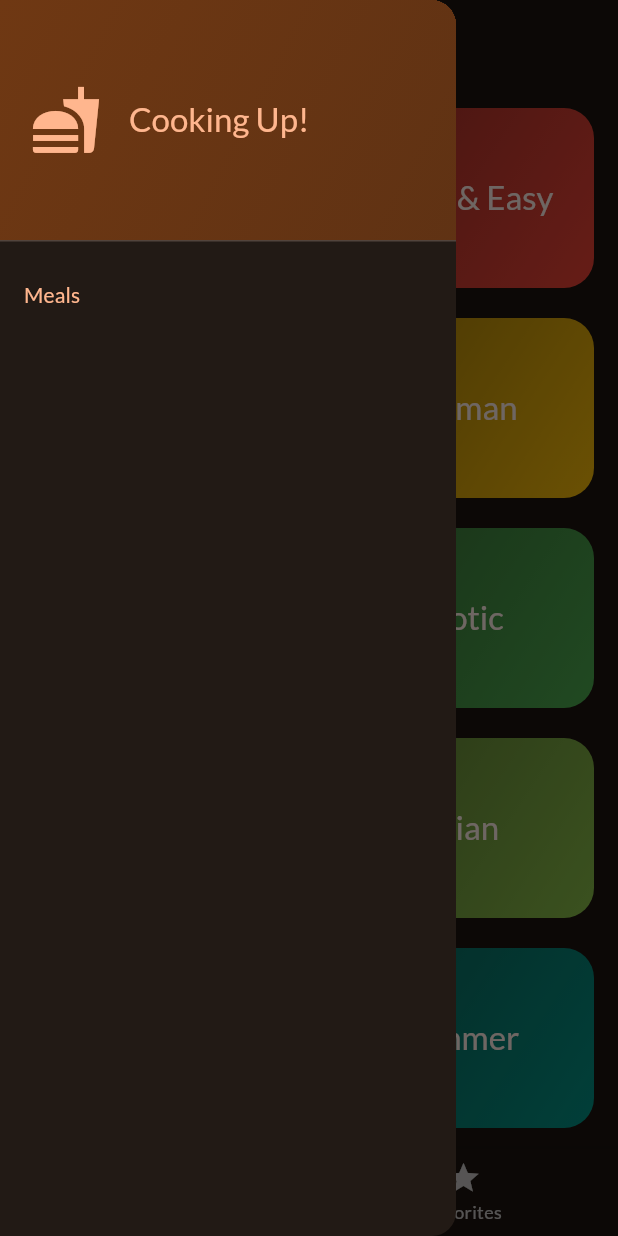
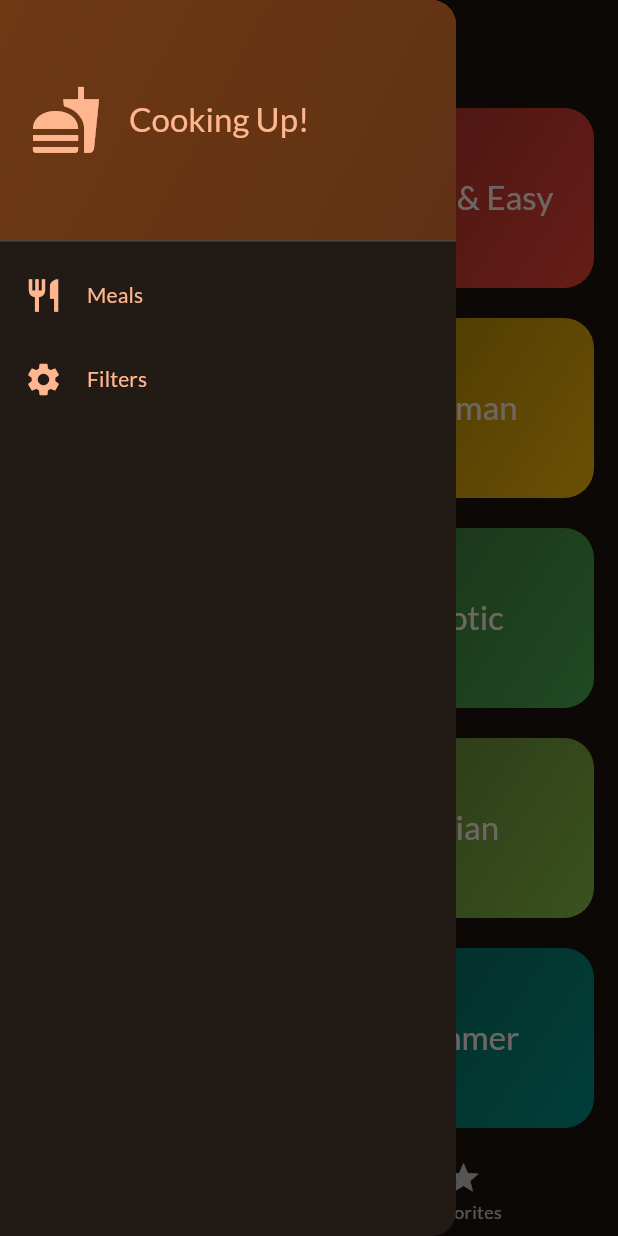
Before and after one commit to Manojkumar-123/flutter, a Flutter app: the screen it shows after launch, with the side drawer open, on a phone screen of 412 x 824 dp. Run offline on Flutter 3.47's test engine with Material 2 defaults, Android fonts, the phone set to English and light mode, and no system bars; our stand-ins replace google_fonts, transparent_image.

Commit message:
Oct 10 DELL 2

```diff
--- a/meals/lib/screens/tabs.dart
+++ b/meals/lib/screens/tabs.dart
@@ -1,6 +1,7 @@
 import 'package:flutter/material.dart';
 import 'package:meals/models/meal.dart';
 import 'package:meals/screens/categories.dart';
+import 'package:meals/screens/filters.dart';
 import 'package:meals/screens/meals.dart';
 import 'package:meals/widgets/main_drawer.dart';
 
@@ -39,6 +40,16 @@ class _TabsScreenState extends State<TabsScreen> {
     });
   }
 
+  void setScreen(String identifier) {
+    if (identifier == "filters") {
+      Navigator.of(context).pop();
+      Navigator.push(
+          context, MaterialPageRoute(builder: (ctx) => const FiltersScreen()));
+    } else {
+      Navigator.of(context).pop();
+    }
+  }
+
   @override
   Widget build(BuildContext context) {
     Widget activePage = CategoriesScreen(
@@ -58,7 +69,9 @@ class _TabsScreenState extends State<TabsScreen> {
         appBar: AppBar(
           title: Text(activePageTitle),
         ),
-        drawer: const MainDrawer(),
+        drawer: MainDrawer(
+          onSelectScreen: setScreen,
+        ),
         body: activePage,
         bottomNavigationBar: BottomNavigationBar(
           onTap: (index) {
--- a/meals/lib/widgets/main_drawer.dart
+++ b/meals/lib/widgets/main_drawer.dart
@@ -1,7 +1,9 @@
 import 'package:flutter/material.dart';
 
 class MainDrawer extends StatelessWidget {
-  const MainDrawer({super.key});
+  const MainDrawer({super.key, required this.onSelectScreen});
+
+  final void Function(String identifier) onSelectScreen;
 
   @override
   Widget build(BuildContext context) {
@@ -36,12 +38,35 @@ class MainDrawer extends StatelessWidget {
             ),
           ),
           ListTile(
+            leading: Icon(
+              Icons.restaurant,
+              size: 26,
+              color: Theme.of(context).colorScheme.primary,
+            ),
             title: Text("Meals",
                 style: Theme.of(context)
                     .textTheme
                     .titleSmall!
                     .copyWith(color: Theme.of(context).colorScheme.primary)),
-          )
+            onTap: () {
+              onSelectScreen("meals");
+            },
+          ),
+          ListTile(
+            leading: Icon(
+              Icons.settings,
+              size: 26,
+              color: Theme.of(context).colorScheme.primary,
+            ),
+            title: Text("Filters",
+                style: Theme.of(context)
+                    .textTheme
+                    .titleSmall!
+                    .copyWith(color: Theme.of(context).colorScheme.primary)),
+            onTap: () {
+              onSelectScreen("filters");
+            },
+          ),
         ],
       ),
     );
```
Also changed, not shown: meals/lib/screens/filters.dart (added, +58 -0 lines).
